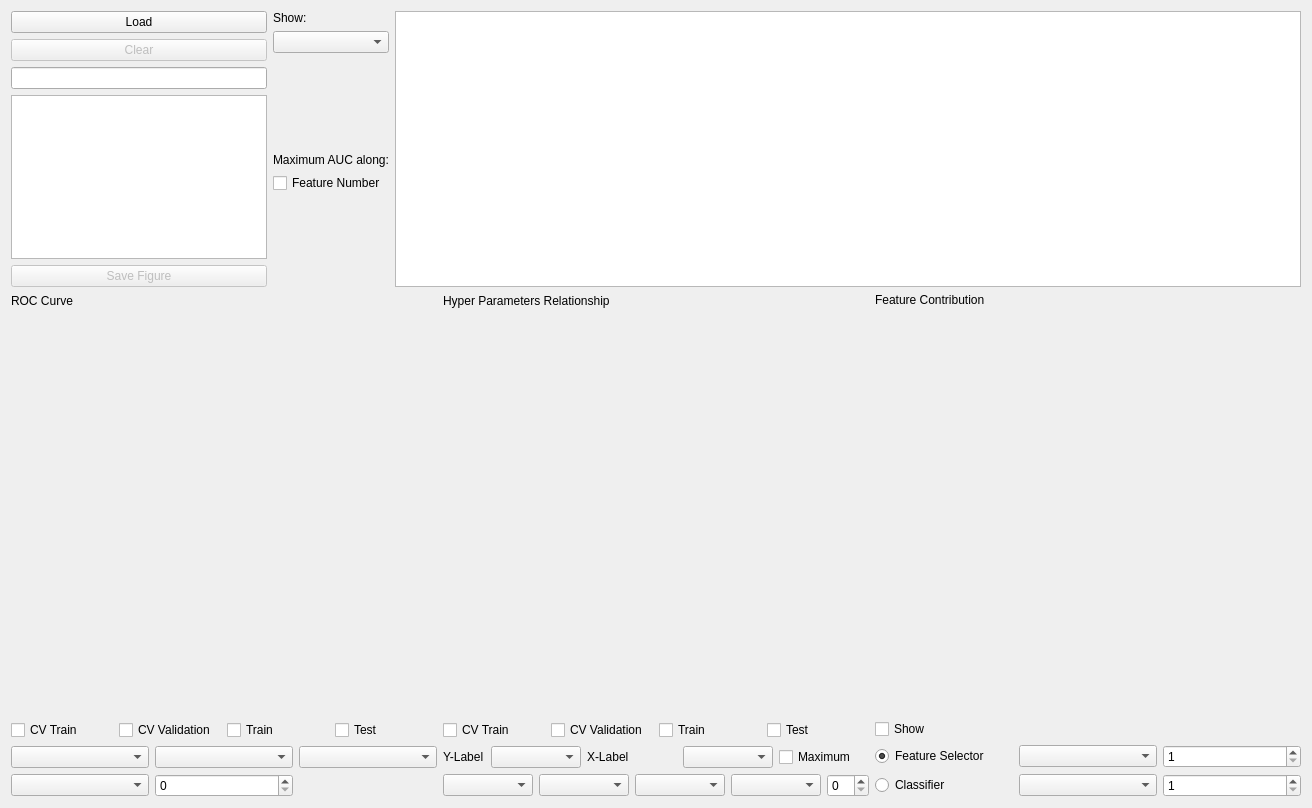
First picture: the form in GUI/Visualization.ui, repository salan668/FAE, before the edit.
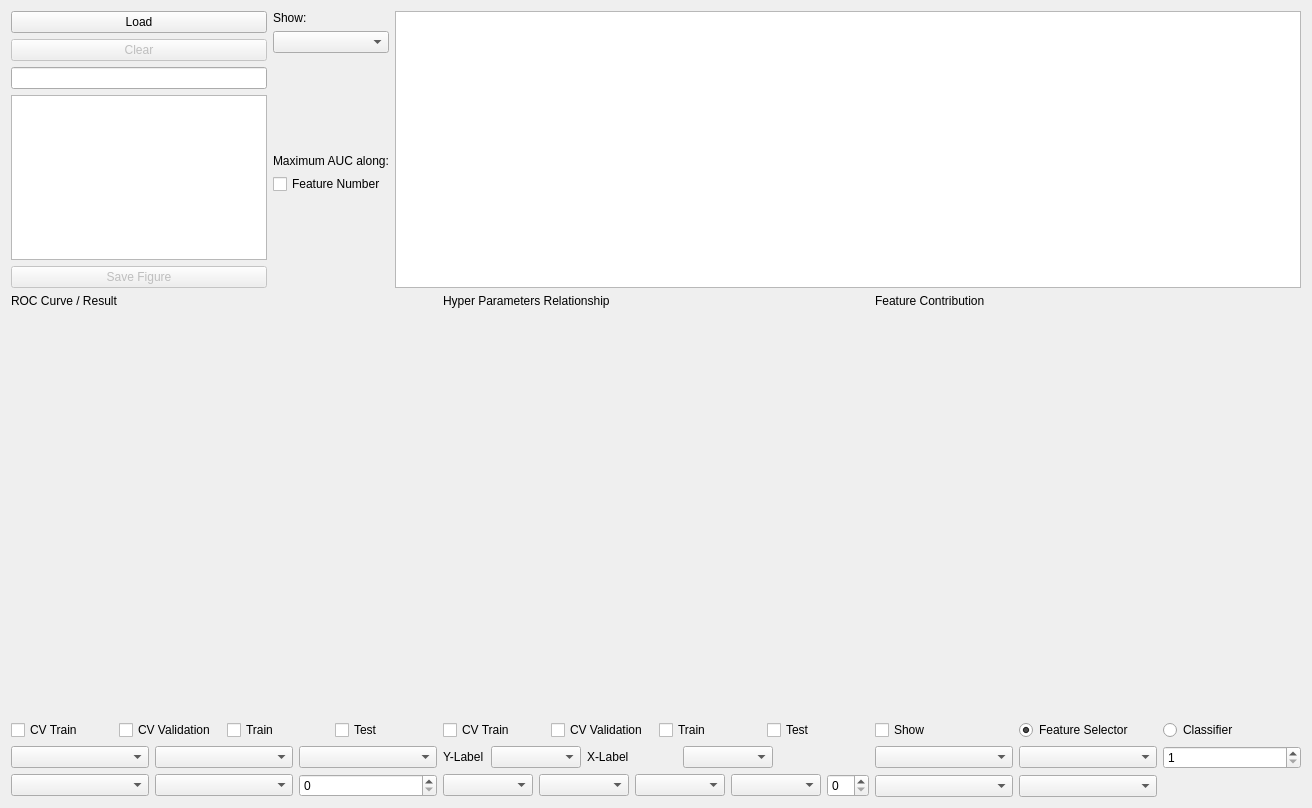
Second picture: the form after the edit. Custom widgets are drawn as their Qt base class.

Commit message: Update the Contribution part of the Visualization

What changed in the file:
```diff
--- a/GUI/Visualization.ui
+++ b/GUI/Visualization.ui
@@ -119,13 +119,13 @@
       </layout>
      </item>
      <item>
-      <layout class="QHBoxLayout" name="horizontalLayout_5">
+      <layout class="QHBoxLayout" name="horizontalLayout_6">
        <item>
         <layout class="QVBoxLayout" name="verticalLayout_3">
          <item>
           <widget class="QLabel" name="label_2">
            <property name="text">
-            <string>ROC Curve</string>
+            <string>ROC Curve / Result</string>
            </property>
           </widget>
          </item>
@@ -173,21 +173,24 @@
          </item>
          <item>
           <layout class="QGridLayout" name="gridLayout">
-           <item row="0" column="0">
-            <widget class="QComboBox" name="comboNormalizer"/>
-           </item>
-           <item row="0" column="1">
-            <widget class="QComboBox" name="comboDimensionReduction"/>
-           </item>
-           <item row="0" column="2">
-            <widget class="QComboBox" name="comboClassifier"/>
-           </item>
-           <item row="1" column="0">
-            <widget class="QComboBox" name="comboFeatureSelector"/>
-           </item>
-           <item row="1" column="1">
+           <item row="1" column="2">
             <widget class="QSpinBox" name="spinBoxFeatureNumber"/>
            </item>
+           <item row="1" column="1">
+            <widget class="QComboBox" name="comboFeatureSelector"/>
+           </item>
+           <item row="1" column="0">
+            <widget class="QComboBox" name="comboClassifier"/>
+           </item>
+           <item row="0" column="2">
+            <widget class="QComboBox" name="comboDimensionReduction"/>
+           </item>
+           <item row="0" column="1">
+            <widget class="QComboBox" name="comboNormalizer"/>
+           </item>
+           <item row="0" column="0">
+            <widget class="QComboBox" name="comboShowType"/>
+           </item>
           </layout>
          </item>
         </layout>
@@ -265,13 +268,6 @@
            <item row="0" column="5" colspan="2">
             <widget class="QComboBox" name="comboPlotX"/>
            </item>
-           <item row="0" column="7" colspan="2">
-            <widget class="QCheckBox" name="checkPlotMaximum">
-             <property name="text">
-              <string>Maximum</string>
-             </property>
-            </widget>
-           </item>
            <item row="1" column="0" colspan="2">
             <widget class="QComboBox" name="comboPlotNormalizer"/>
            </item>
@@ -311,15 +307,15 @@
           </widget>
          </item>
          <item>
-          <widget class="QCheckBox" name="checkContributionShow">
-           <property name="text">
-            <string>Show</string>
-           </property>
-          </widget>
-         </item>
-         <item>
-          <layout class="QGridLayout" name="gridLayout_3">
-           <item row="1" column="0">
+          <layout class="QHBoxLayout" name="horizontalLayout_5">
+           <item>
+            <widget class="QCheckBox" name="checkContributionShow">
+             <property name="text">
+              <string>Show</string>
+             </property>
+            </widget>
+           </item>
+           <item>
             <widget class="QRadioButton" name="radioContributionFeatureSelector">
              <property name="text">
               <string>Feature Selector</string>
@@ -329,16 +325,20 @@
              </property>
             </widget>
            </item>
-           <item row="1" column="1">
-            <widget class="QComboBox" name="comboContributionFeatureSelector"/>
-           </item>
-           <item row="2" column="0">
+           <item>
             <widget class="QRadioButton" name="radioContributionClassifier">
              <property name="text">
               <string>Classifier</string>
              </property>
             </widget>
            </item>
+          </layout>
+         </item>
+         <item>
+          <layout class="QGridLayout" name="gridLayout_3">
+           <item row="1" column="1">
+            <widget class="QComboBox" name="comboContributionFeatureSelector"/>
+           </item>
            <item row="2" column="1">
             <widget class="QComboBox" name="comboContributionClassifier"/>
            </item>
@@ -349,12 +349,11 @@
              </property>
             </widget>
            </item>
-           <item row="2" column="2">
-            <widget class="QSpinBox" name="spinClassifierFeatureNumber">
-             <property name="minimum">
-              <number>1</number>
-             </property>
-            </widget>
+           <item row="1" column="0">
+            <widget class="QComboBox" name="comboContributionNormalization"/>
+           </item>
+           <item row="2" column="0">
+            <widget class="QComboBox" name="comboContributionDimension"/>
            </item>
           </layout>
          </item>
```
Left out of the diff: 2 changed lines with no effect on the pictures. The commit also changes 2 other files.
